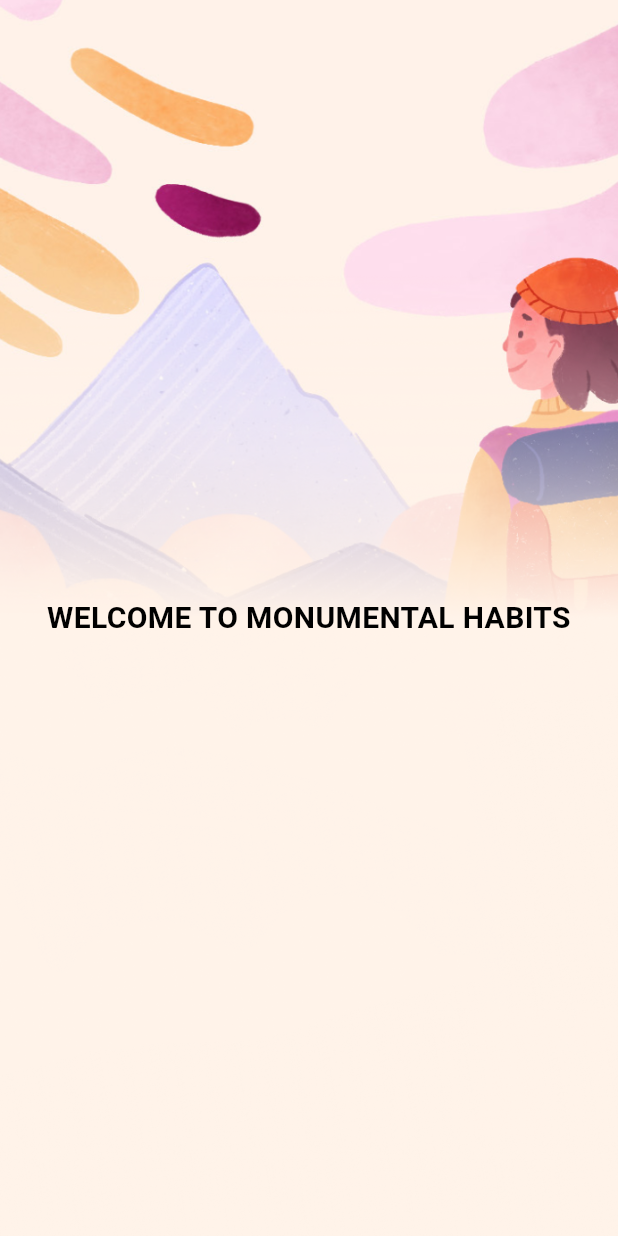
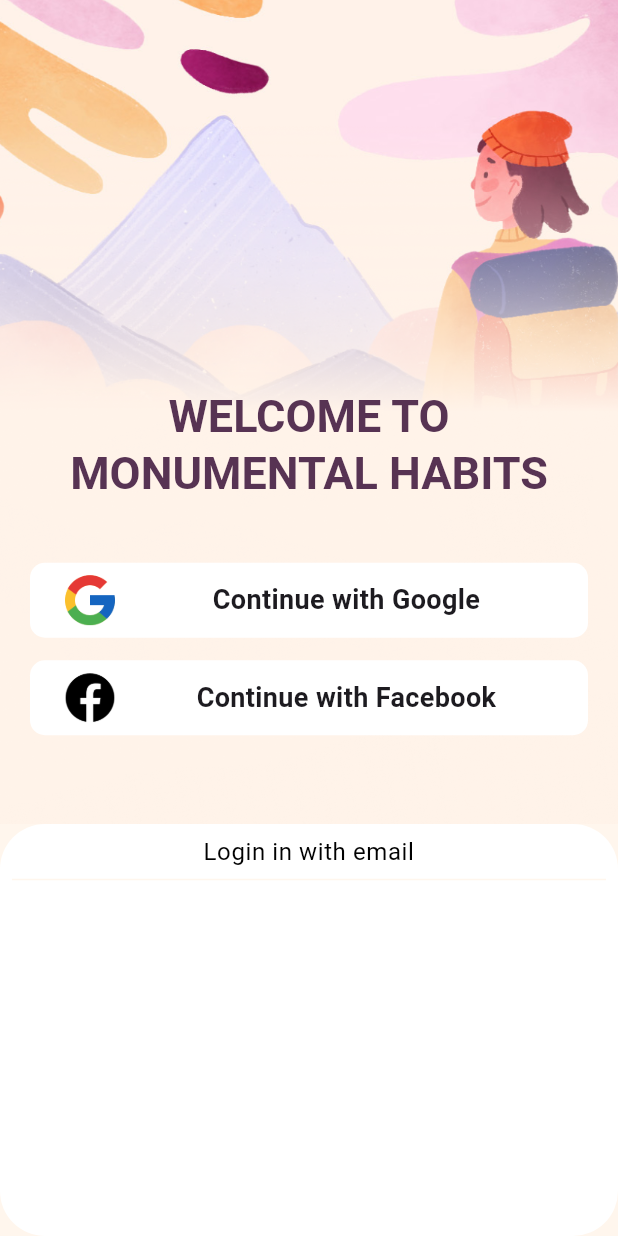
Before and after one commit to Arifcngk/Restaurant-Order-Application, a Flutter app: the screen it shows after launch, on a phone screen of 412 x 824 dp. Run offline on Flutter 3.47's test engine with Material 3 defaults, Android fonts, the phone set to English and light mode, and no system bars; our stand-ins replace flutter_onboarding_slider.

Commit message:
feat: Add social media icons and update color constants

```diff
--- a/lib/const/color.dart
+++ b/lib/const/color.dart
@@ -10,4 +10,5 @@ class ColorApp {
   // button color
   final Color btnColor = const Color(0xFFFDA758);
   final Color btnColorTxt = const Color(0xFF573353);
+  final Color scaffoldBackgroungColor = const Color(0xFFFFF6ED);
 }
--- /dev/null
+++ b/lib/core/partials_widget/social_media_btn_widget.dart
@@ -0,0 +1,54 @@
+import 'package:flutter/material.dart';
+
+class SocialBtnWidget extends StatelessWidget {
+  const SocialBtnWidget({
+    super.key,
+    required this.text,
+    this.fontSize = 18,
+    required this.image,
+  });
+  final String text;
+  final double fontSize;
+  final String image;
+
+  @override
+  Widget build(BuildContext context) {
+    return Container(
+      decoration: const BoxDecoration(
+        color: Colors.white,
+        borderRadius: BorderRadius.all(Radius.circular(10)),
+      ),
+      width: double.infinity,
+      height: 50,
+      child: Padding(
+        padding: const EdgeInsets.symmetric(
+            horizontal: 20.0), // Yatay boşlukları küçültme
+        child: Row(
+          mainAxisAlignment: MainAxisAlignment.center,
+          crossAxisAlignment: CrossAxisAlignment.center,
+          children: [
+            SizedBox(
+              height: 40, // İkonun yüksekliği
+              width: 40, // İkonun genişliği
+              child: Image.asset(
+                image, // Resim yolunu direkt kullanma
+                fit: BoxFit.cover,
+              ),
+            ),
+            const SizedBox(width: 10), // İkon ve yazı arasına boşluk
+            Expanded(
+              child: Text(
+                text,
+                style: TextStyle(
+                  fontSize: fontSize, // Yazının boyutu
+                  fontWeight: FontWeight.bold,
+                ),
+                textAlign: TextAlign.center, // Yazının ortalanmasını sağlar
+              ),
+            ),
+          ],
+        ),
+      ),
+    );
+  }
+}
--- a/lib/screen/auth/login_page_view.dart
+++ b/lib/screen/auth/login_page_view.dart
@@ -1,4 +1,6 @@
 import 'package:flutter/material.dart';
+import 'package:looking_for_a_custom_app/const/color.dart';
+import 'package:looking_for_a_custom_app/core/partials_widget/social_media_btn_widget.dart';
 
 class LoginPageView extends StatefulWidget {
   const LoginPageView({super.key});
@@ -10,8 +12,14 @@ class LoginPageView extends StatefulWidget {
 class _LoginPageViewState extends State<LoginPageView> {
   @override
   Widget build(BuildContext context) {
+    final ColorApp _colorApp = ColorApp();
     return Scaffold(
-      body: Stack(
+      backgroundColor: _colorApp.scaffoldBackgroungColor,
+      body: Column(
+        children: [
+          Expanded(
+            flex: 6,
+            child: Stack(
               children: [
                 Container(
                   decoration: const BoxDecoration(
@@ -22,18 +30,68 @@ class _LoginPageViewState extends State<LoginPageView> {
                   ),
                 ),
                 Center(
+                  child: Column(
+                    mainAxisAlignment: MainAxisAlignment.center,
+                    children: [
+                      const SizedBox(height: 200),
+                      textWidget(
+                        text: 'WELCOME TO\nMONUMENTAL HABITS',
+                        color: _colorApp.colorEclipse,
+                        fontSize: 30,
+                      ),
+                      const SizedBox(height: 20),
+                      const Padding(
+                        padding: EdgeInsets.symmetric(horizontal: 20.0),
+                        child: Column(
+                          children: [
+                            SizedBox(
+                              height: 20,
+                            ),
+                            SocialBtnWidget(
+                              text: 'Continue with Google',
+                              image: 'img/social_media_icon/google.png',
+                            ),
+                            SizedBox(height: 15),
+                            SocialBtnWidget(
+                              text: 'Continue with Facebook',
+                              image: 'img/social_media_icon/facebook.png',
+                            ),
+                          ],
+                        ),
+                      ),
+                    ],
+                  ),
+                ),
+              ],
+            ),
+          ),
+          Expanded(
+            flex: 3,
+            child: SizedBox(
+              width: double.infinity,
               child: Container(
-              width: 350,
-              height: 64,
-              alignment: Alignment.center,
-              child: const Text(
-                'WELCOME TO MONUMENTAL HABITS',
-                style: TextStyle(
-                  fontSize: 20,
+                decoration: const BoxDecoration(
+                  color: Colors.white,
+                  borderRadius: BorderRadius.all(Radius.circular(30)),
+                ),
+                child: Padding(
+                  padding: const EdgeInsets.all(8.0),
+                  child: Column(
+                    children: [
+                      Text(
+                        'Login in with email',
+                        style: Theme.of(context).textTheme.bodySmall!.copyWith(
+                              fontSize: 16,
                               color: Colors.black,
-                  fontWeight: FontWeight.bold,
                             ),
                         textAlign: TextAlign.center,
+                      ),
+                      Divider(
+                        color: _colorApp.scaffoldBackgroungColor,
+                      ),
+                    ],
+                  ),
+                ),
               ),
             ),
           ),
@@ -42,3 +100,24 @@ class _LoginPageViewState extends State<LoginPageView> {
     );
   }
 }
+
+class textWidget extends StatelessWidget {
+  const textWidget({
+    super.key,
+    required this.text,
+    this.fontSize = 20,
+    required this.color,
+  });
+  final String text;
+  final double fontSize;
+  final Color color;
+  @override
+  Widget build(BuildContext context) {
+    return Text(
+      text,
+      style: Theme.of(context).textTheme.headlineLarge!.copyWith(
+          fontSize: fontSize, color: color, fontWeight: FontWeight.bold),
+      textAlign: TextAlign.center,
+    );
+  }
+}
--- a/pubspec.yaml
+++ b/pubspec.yaml
@@ -73,6 +73,10 @@ flutter:
   # splash img
     - img/splash.png
 
+    # social media icon
+    - img/social_media_icon/facebook.png
+    - img/social_media_icon/google.png
+
   # An image asset can refer to one or more resolution-specific "variants", see
   # https://flutter.dev/assets-and-images/#resolution-aware
 
```
Also changed, not shown: img/social_media_icon/facebook.png (added), img/social_media_icon/google.png (added). Lines whose indentation alone changed are shown as unchanged.
